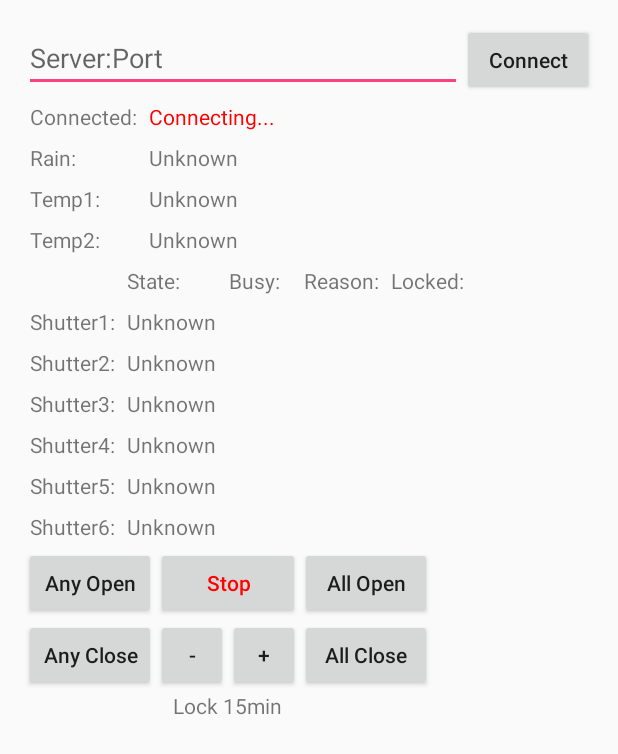
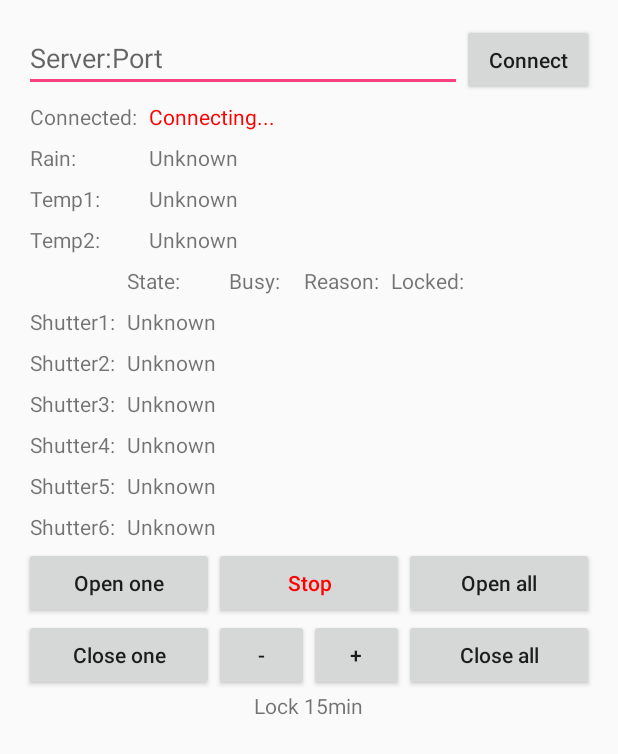
Before and after one commit to Gozem/ShutterControl, an Android app: the screen it shows after launch (MyActivity), on a phone screen of 412 x 824 dp. Shown: the top 754 px of the screen. Run offline under Robolectric (Android 15) with nearby library versions, the phone set to English and light mode, and no system bars; libraries missing offline, so code that uses them is left out: org.java_websocket, org.java_websocket.client, org.java_websocket.drafts, org.java_websocket.handshake; 2 statements that could not run were skipped.

Commit message:
Better buttons layout in client

```diff
--- a/app/src/main/res/layout/content_my.xml
+++ b/app/src/main/res/layout/content_my.xml
@@ -1,5 +1,6 @@
 <?xml version="1.0" encoding="utf-8"?>
 <LinearLayout xmlns:android="http://schemas.android.com/apk/res/android"
+    xmlns:grid="http://schemas.android.com/apk/res-auto"
     android:orientation="vertical"
     xmlns:tools="http://schemas.android.com/tools"
     android:layout_width="match_parent"
@@ -8,8 +9,7 @@
     android:paddingRight="@dimen/activity_horizontal_margin"
     android:paddingTop="@dimen/activity_vertical_margin"
     android:paddingBottom="@dimen/activity_vertical_margin"
-    tools:context=".MainActivity$PlaceholderFragment"
-    >
+    tools:context=".MainActivity$PlaceholderFragment">
 
     <LinearLayout
         android:layout_height="wrap_content"
@@ -228,70 +228,91 @@
 
     <GridLayout
             android:layout_height="wrap_content"
-            android:layout_width="wrap_content"
+            android:layout_width="fill_parent"
             android:rowCount="3"
-            android:orientation="vertical">
+            android:columnCount="3"
+            android:orientation="vertical"
+
+        android:layout_centerHorizontal="true"
+
+
+        android:rowOrderPreserved="false"
+
             >
 
             <Button
+                android:layout_columnWeight="1"
                 android:layout_gravity="fill_horizontal"
-                android:text="Any Open"
+
+                android:text="Open one"
                 android:onClick="sendAnyUp"
                 />
             <Button
                 android:layout_gravity="fill_horizontal"
-                android:text="Any Close"
+                android:layout_columnWeight="1"
+
+                android:text="Close one"
                 android:onClick="sendAnyDown"
                 />
             <Space
+                android:layout_columnWeight="1"
                 />
 
             <Button
+                android:layout_columnWeight="1"
                 android:layout_gravity="fill_horizontal"
                 android:text="Stop"
                 android:textColor="#ff0000"
                 android:onClick="sendAllStop"
                 />
+
             <LinearLayout
                 android:id="@+id/LinearLayout02"
-                android:layout_height="wrap_content"
-                android:layout_width="match_parent"
+                android:layout_height="fill_parent"
+                android:layout_width="0dp"
                 android:layout_gravity="fill_horizontal"
-                android:layout_alignParentBottom="true">
+                android:layout_columnWeight="1"
+                >
 
                 <Button
                     style="?android:attr/buttonStyleSmall"
+                    android:layout_height="wrap_content"
                     android:layout_width="wrap_content"
-                    android:layout_height="wrap_content"
+                    android:layout_weight="1"
                     android:text="-"
                     android:onClick="sendLockMinus15"
-                    />
+                     />
                 <Button
                     style="?android:attr/buttonStyleSmall"
+                    android:layout_height="wrap_content"
                     android:layout_width="wrap_content"
-                    android:layout_height="wrap_content"
+                    android:layout_weight="1"
                     android:text="+"
                     android:onClick="sendLockPlus15"
                     />
             </LinearLayout>
             <TextView
-                android:layout_width="match_parent"
+                android:layout_columnWeight="1"
+                android:layout_width="wrap_content"
                 android:layout_height="wrap_content"
                 android:layout_gravity="center"
                 android:text="Lock 15min"
                 />
 
             <Button
+                android:layout_columnWeight="1"
                 android:layout_gravity="fill_horizontal"
-                android:text="All Open"
+                android:text="Open all"
                 android:onClick="sendAllUp"
                 />
             <Button
+                android:layout_columnWeight="1"
                 android:layout_gravity="fill_horizontal"
-                android:text="All Close"
+                android:text="Close all"
                 android:onClick="sendAllDown"
                 />
             <Space
+                android:layout_columnWeight="1"
                 />
 
     </GridLayout>
```
